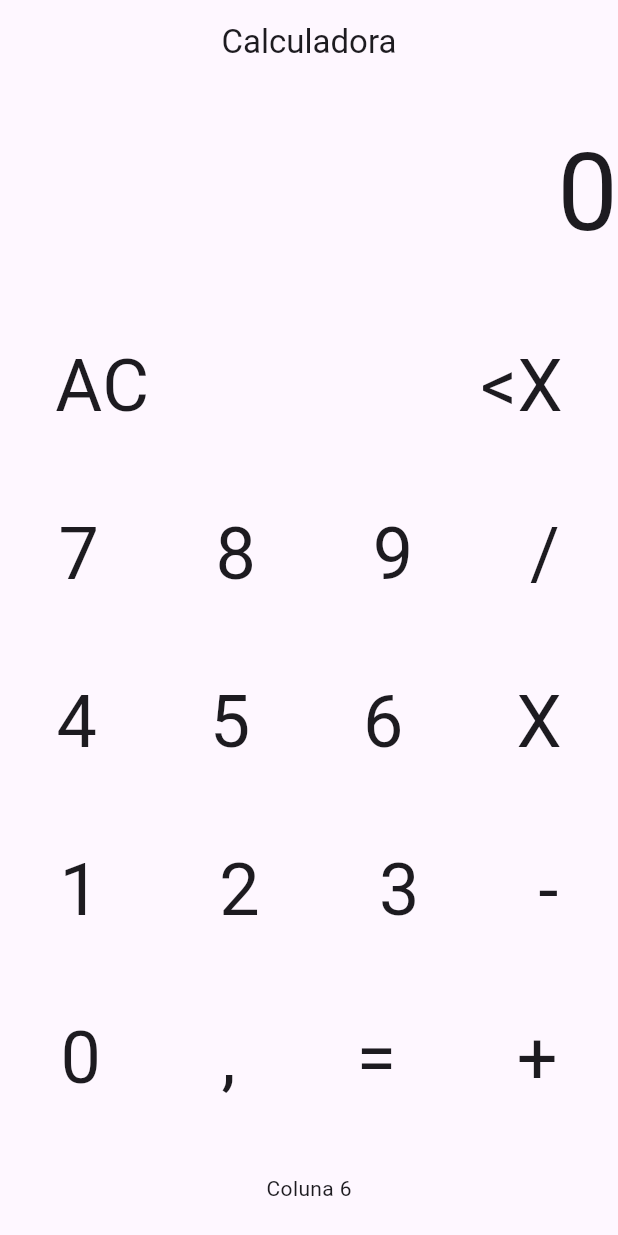
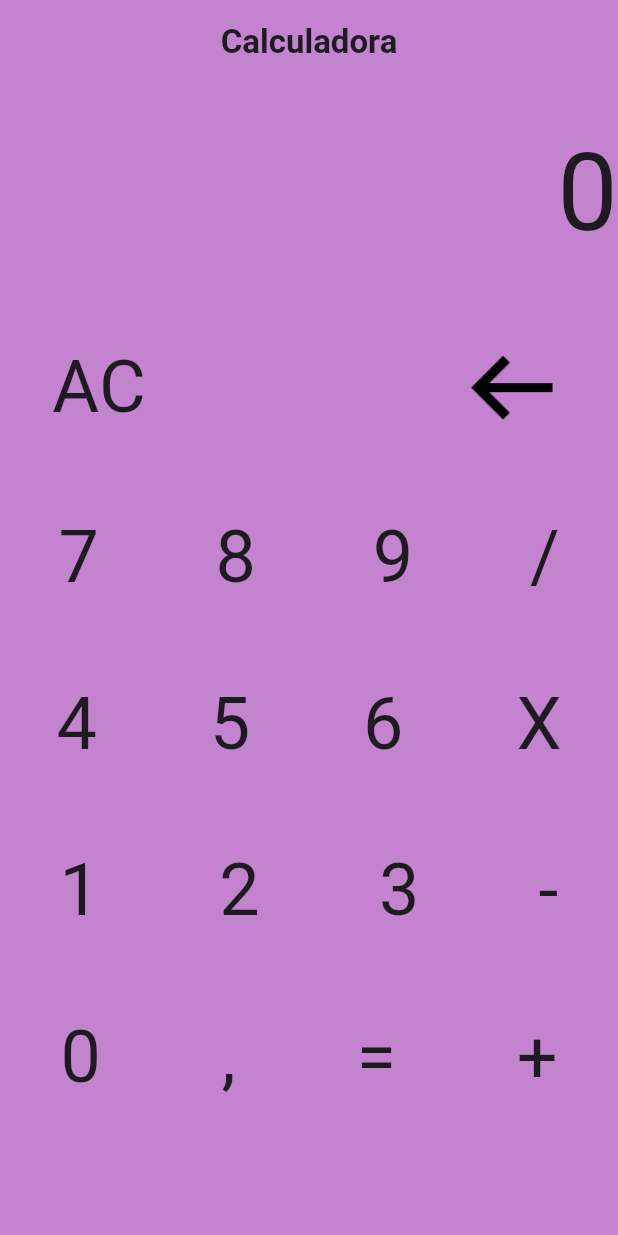
Before and after one commit to BeatrizGuesser/Calculator, a Flutter app: the screen it shows after launch, on a phone screen of 412 x 824 dp. Run offline on Flutter 3.47's test engine with Material 3 defaults, Android fonts, the phone set to English and light mode, and no system bars.

Commit message:
Added style

```diff
--- a/lib/main.dart
+++ b/lib/main.dart
@@ -129,9 +129,14 @@ class _MyAppState extends State<MyApp> {
   Widget build(BuildContext context) {
     return MaterialApp(
       home: Scaffold(
+        backgroundColor: Color.fromARGB(255, 195, 131, 207),
         appBar: AppBar(
+          backgroundColor: Color.fromARGB(255, 195, 131, 207),
           title: const Center(
-            child: Text('Calculadora'),
+            child: Text(
+              'Calculadora',
+              style: TextStyle(fontWeight: FontWeight.bold),
+            ),
           ),
         ),
         body: Column(
@@ -160,9 +165,9 @@ class _MyAppState extends State<MyApp> {
                 const Text(''),
                 GestureDetector(
                   onTap: () => calcular('<X'),
-                  child: const Text(
-                    '<X',
-                    style: TextStyle(fontSize: 48),
+                  child: Image.asset(
+                    'assets/images/arrow.png',
+                    width: 72,
                   ),
                 ),
               ],
@@ -301,7 +306,7 @@ class _MyAppState extends State<MyApp> {
                 ),
               ],
             ),
-            const Text('Coluna 6'),
+            const Text(''),
           ],
         ),
       ),
--- a/pubspec.yaml
+++ b/pubspec.yaml
@@ -63,6 +63,9 @@ flutter:
   #   - images/a_dot_burr.jpeg
   #   - images/a_dot_ham.jpeg
 
+  assets:
+    - assets/images/arrow.png
+
   # An image asset can refer to one or more resolution-specific "variants", see
   # https://flutter.dev/assets-and-images/#resolution-aware
 
```
Also changed, not shown: assets/images/arrow.png (added).
